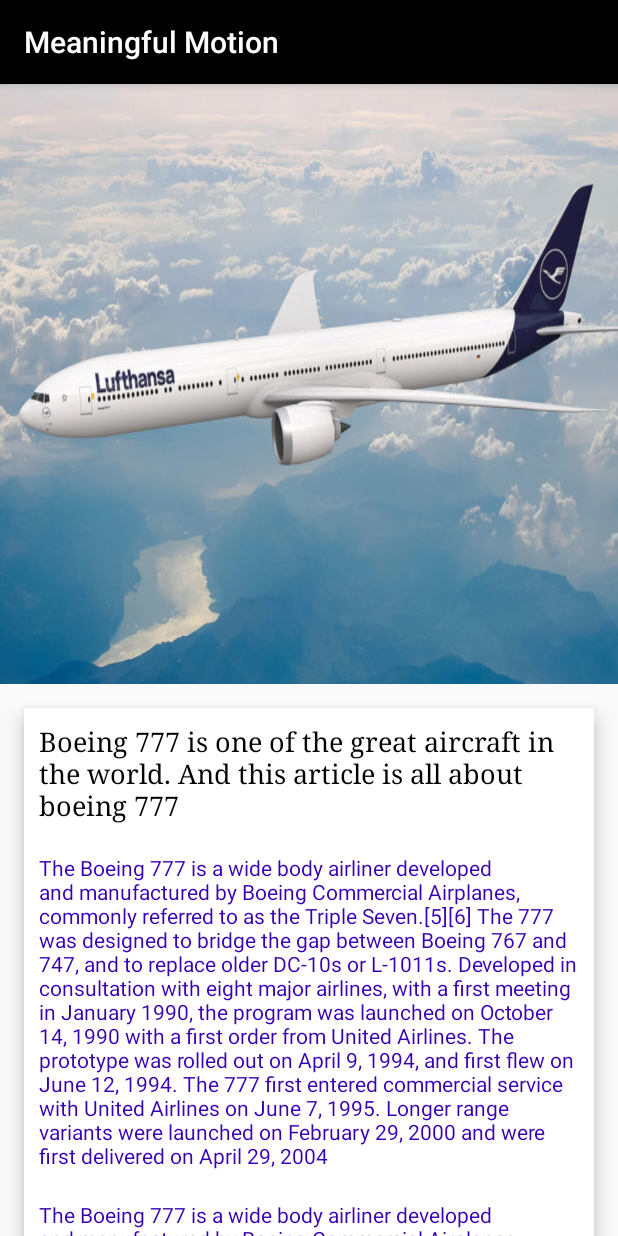
After one commit to Apurba000Biswas/MeaningfulMotion, an Android app: the InstructiveMotionActivity screen opened directly, with no data from a screen before it, on a phone screen of 412 x 824 dp. The commit adds this screen. Run offline under Robolectric (Android 15) with nearby library versions, the phone set to English and light mode, and no system bars.

Commit message:
1.5 Instruction Motion

```diff
--- a/app/src/main/AndroidManifest.xml
+++ b/app/src/main/AndroidManifest.xml
@@ -9,7 +9,8 @@
         android:roundIcon="@mipmap/ic_launcher_round"
         android:supportsRtl="true"
         android:theme="@style/AppTheme">
-        <activity android:name=".GridImage2"></activity>
+        <activity android:name=".InstructiveMotionActivity"></activity>
+        <activity android:name=".GridImage2" />
         <activity android:name=".DetailsActivity" />
         <activity
             android:name=".GridImageActivity"
--- /dev/null
+++ b/app/src/main/java/com/apurba/meaningfulmotion/InstructiveMotionActivity.java
@@ -0,0 +1,39 @@
+package com.apurba.meaningfulmotion;
+
+import androidx.appcompat.app.AppCompatActivity;
+import androidx.core.view.ViewCompat;
+
+import android.animation.Animator;
+import android.animation.ObjectAnimator;
+import android.os.Bundle;
+import android.widget.FrameLayout;
+import android.widget.ImageView;
+import android.widget.ScrollView;
+
+public class InstructiveMotionActivity extends AppCompatActivity {
+
+    private ScrollView mScrollView;
+
+    @Override
+    protected void onCreate(Bundle savedInstanceState) {
+        super.onCreate(savedInstanceState);
+        setContentView(R.layout.activity_instructive_motion);
+
+        mScrollView = findViewById(R.id.scrollable);
+    }
+
+    @Override
+    public void onEnterAnimationComplete() {
+        super.onEnterAnimationComplete();
+
+
+
+        final int startScrollPos = getResources()
+                .getDimensionPixelSize(R.dimen.init_scroll_up_distance);
+
+        Animator animator = ObjectAnimator.ofInt(mScrollView
+                , "scrollY"
+                , startScrollPos).setDuration(300);
+        animator.start();
+    }
+}
--- a/app/src/main/java/com/apurba/meaningfulmotion/MainActivity.java
+++ b/app/src/main/java/com/apurba/meaningfulmotion/MainActivity.java
@@ -36,4 +36,9 @@ public class MainActivity extends AppCompatActivity {
         Intent gridIntent = new Intent(this, GridImage2.class);
         startActivity(gridIntent);
     }
+
+    public void onInstructiveMotionClicked(View view) {
+        Intent instructiveMotionIntent = new Intent(this, InstructiveMotionActivity.class);
+        startActivity(instructiveMotionIntent);
+    }
 }
--- /dev/null
+++ b/app/src/main/res/layout/activity_instructive_motion.xml
@@ -0,0 +1,99 @@
+<?xml version="1.0" encoding="utf-8"?>
+
+
+<FrameLayout android:layout_width="match_parent"
+    android:layout_height="match_parent"
+    android:id="@+id/holder"
+    xmlns:android="http://schemas.android.com/apk/res/android">
+
+
+    <ImageView
+        android:id="@+id/iv_header"
+        android:layout_width="match_parent"
+        android:layout_height="400dp"
+        android:scaleType="fitXY"
+        android:src="@drawable/b1"/>
+
+
+        <ScrollView
+            android:background="@android:color/transparent"
+            android:id="@+id/scrollable"
+            android:layout_width="match_parent"
+            android:scrollbars="none"
+            android:layout_height="match_parent">
+
+            <LinearLayout
+                android:paddingTop="400dp"
+                android:orientation="vertical"
+                android:layout_width="match_parent"
+                android:layout_height="wrap_content">
+
+                <LinearLayout
+                    android:background="@android:color/white"
+                    android:orientation="vertical"
+                    android:layout_margin="16dp"
+                    android:elevation="8dp"
+                    android:layout_width="match_parent"
+                    android:layout_height="wrap_content">
+
+
+                    <TextView
+                        android:id="@+id/tv_header"
+                        android:textSize="18sp"
+                        android:layout_margin="10dp"
+                        android:fontFamily="serif"
+                        android:textColor="@android:color/black"
+                        android:text="@string/demo_header"
+                        android:layout_width="match_parent"
+                        android:layout_height="wrap_content"/>
+
+                    <TextView
+                        android:id="@+id/body"
+                        android:layout_width="match_parent"
+                        android:layout_height="wrap_content"
+                        android:layout_margin="10dp"
+                        android:fontFamily="sans-serif"
+                        android:text="@string/boeing_des"
+                        android:textColor="@color/design_default_color_primary_dark"
+                        android:textSize="14sp" />
+
+                    <TextView
+                        android:id="@+id/body2"
+                        android:layout_width="match_parent"
+                        android:layout_height="wrap_content"
+                        android:layout_margin="10dp"
+                        android:fontFamily="sans-serif"
+                        android:text="@string/boeing_des"
+                        android:textColor="@color/design_default_color_primary_dark"
+                        android:textSize="14sp" />
+                    <TextView
+                        android:id="@+id/body3"
+                        android:layout_width="match_parent"
+                        android:layout_height="wrap_content"
+                        android:layout_margin="10dp"
+                        android:fontFamily="sans-serif"
+                        android:text="@string/boeing_des"
+                        android:textColor="@color/design_default_color_primary_dark"
+                        android:textSize="14sp" />
+
+                    <TextView
+                        android:id="@+id/body4"
+                        android:layout_width="match_parent"
+                        android:layout_height="wrap_content"
+                        android:layout_margin="10dp"
+                        android:fontFamily="sans-serif"
+                        android:text="@string/boeing_des"
+                        android:textColor="@color/design_default_color_primary_dark"
+                        android:textSize="14sp" />
+
+                </LinearLayout>
+
+
+
+            </LinearLayout>
+
+        </ScrollView>
+
+
+
+    </FrameLayout>
--- a/app/src/main/res/layout/activity_main.xml
+++ b/app/src/main/res/layout/activity_main.xml
@@ -43,4 +43,16 @@
         app:layout_constraintStart_toStartOf="parent"
         app:layout_constraintTop_toBottomOf="@+id/button_hide" />
 
+    <Button
+        android:layout_marginTop="10dp"
+        android:id="@+id/instructive_motion"
+        android:layout_width="wrap_content"
+        android:layout_height="wrap_content"
+        android:textAllCaps="false"
+        android:text="Instructive Motion"
+        android:onClick="onInstructiveMotionClicked"
+        app:layout_constraintEnd_toEndOf="parent"
+        app:layout_constraintStart_toStartOf="parent"
+        app:layout_constraintTop_toBottomOf="@+id/button" />
+
 </androidx.constraintlayout.widget.ConstraintLayout>
--- a/app/src/main/res/values/dimens.xml
+++ b/app/src/main/res/values/dimens.xml
@@ -2,4 +2,6 @@
     <!-- Default screen margins, per the Android Design guidelines. -->
     <dimen name="activity_horizontal_margin">16dp</dimen>
     <dimen name="activity_vertical_margin">16dp</dimen>
+
+    <dimen name="init_scroll_up_distance">200dp</dimen>
 </resources>
--- a/app/src/main/res/values/strings.xml
+++ b/app/src/main/res/values/strings.xml
@@ -15,4 +15,6 @@
 
     <string name="shared_el_transition_name">test</string>
 
+    <string name="demo_header">Boeing 777 is one of the great aircraft in the world. And this article is all about boeing 777</string>
+
 </resources>
```
